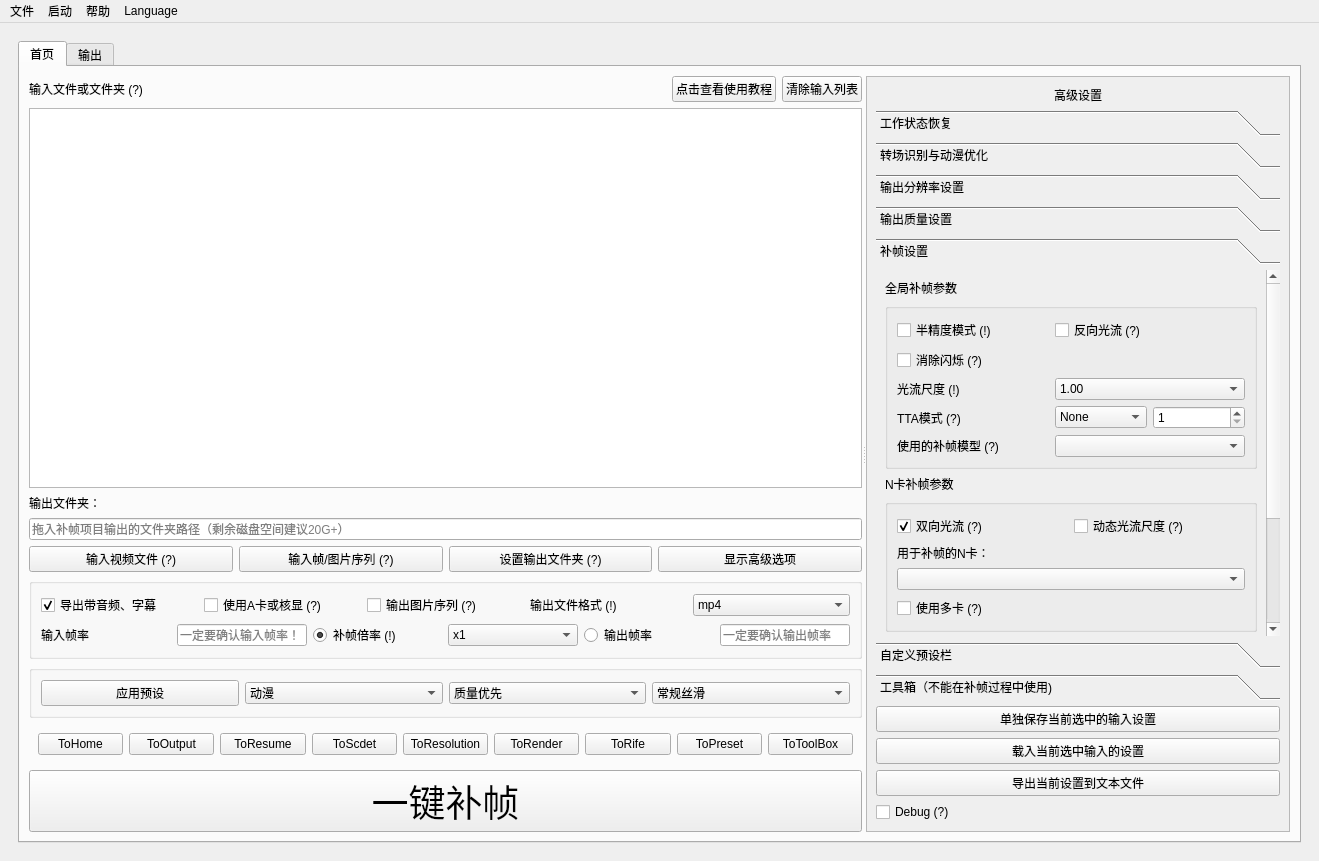
First picture: the form in Utils/SVFI_UI.ui, repository 100wman/RIFE_GUI, before the edit.
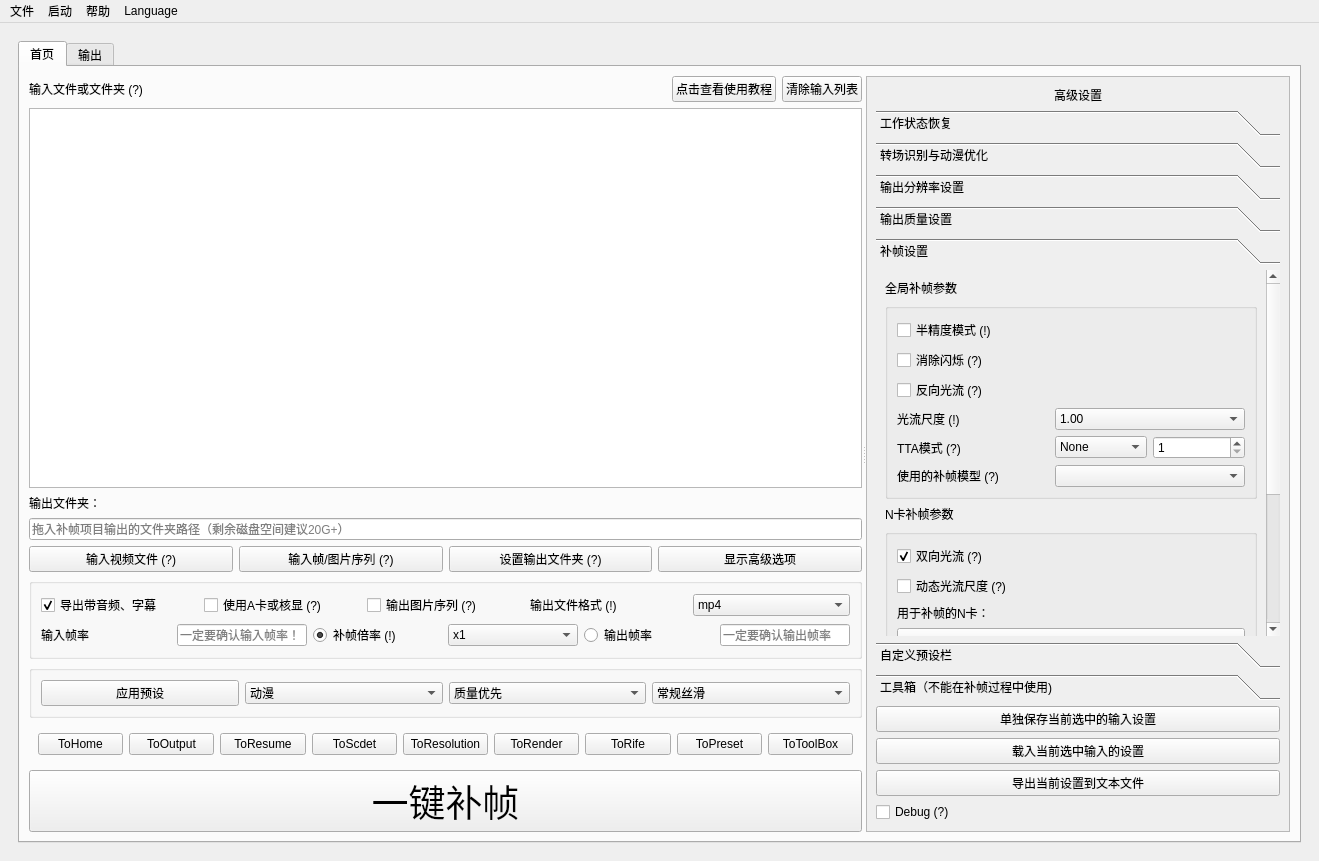
Second picture: the form after the edit. The open tabs and pages were chosen to show the change. Custom widgets are drawn as their Qt base class.

Commit message: Update SVFI 3.6.3     Update Log     - Fix Task List Empty frequently Crash when iniCheck jumps up and down     - Change Task Id after mission is finished     - Add Attempted Auto fix for output extension if Audio Concat Test failed

The edit to the form file:
```diff
--- a/Utils/SVFI_UI.ui
+++ b/Utils/SVFI_UI.ui
@@ -2205,9 +2205,9 @@
                       <property name="geometry">
                        <rect>
                         <x>0</x>
-                        <y>0</y>
+                        <y>-60</y>
                         <width>388</width>
-                        <height>426</height>
+                        <height>470</height>
                        </rect>
                       </property>
                       <attribute name="label">
@@ -2227,37 +2227,7 @@
                           <string/>
                          </property>
                          <layout class="QGridLayout" name="gridLayout_5">
-                          <item row="0" column="1">
-                           <widget class="QCheckBox" name="AutoInterpScaleChecker">
-                            <property name="toolTip">
-                             <string>&lt;html&gt;&lt;head/&gt;&lt;body&gt;&lt;p&gt;&lt;span style=&quot; font-weight:600;&quot;&gt;仅N卡可用&lt;/span&gt;&lt;/p&gt;&lt;p&gt;动态选择光流尺度，用于N卡将有效缓解物体消失问题&lt;/p&gt;&lt;/body&gt;&lt;/html&gt;</string>
-                            </property>
-                            <property name="text">
-                             <string>动态光流尺度 (?)</string>
-                            </property>
-                           </widget>
-                          </item>
-                          <item row="1" column="0">
-                           <widget class="QLabel" name="label_32">
-                            <property name="text">
-                             <string>用于补帧的N卡：</string>
-                            </property>
-                           </widget>
-                          </item>
-                          <item row="0" column="0">
-                           <widget class="QCheckBox" name="ForwardEnsembleChecker">
-                            <property name="toolTip">
-                             <string>&lt;html&gt;&lt;head/&gt;&lt;body&gt;&lt;p&gt;提高光流预测准确性&lt;/p&gt;&lt;p&gt;开启后可有效减轻虚影&lt;/p&gt;&lt;p&gt;速度减慢25%&lt;/p&gt;&lt;p&gt;&lt;span style=&quot; font-weight:600;&quot;&gt;仅N卡可用，2.x模型不推荐开启&lt;/span&gt;&lt;/p&gt;&lt;/body&gt;&lt;/html&gt;</string>
-                            </property>
-                            <property name="text">
-                             <string>双向光流 (?)</string>
-                            </property>
-                            <property name="checked">
-                             <bool>true</bool>
-                            </property>
-                           </widget>
-                          </item>
-                          <item row="3" column="0">
+                          <item row="4" column="0">
                            <widget class="QCheckBox" name="UseMultiCardsChecker">
                             <property name="toolTip">
                              <string>&lt;html&gt;&lt;head/&gt;&lt;body&gt;&lt;p&gt;使用所有能检测到的显卡进行补帧&lt;/p&gt;&lt;p&gt;使用A卡模式（左侧“使用A卡或核显”）将同时调用能识别到的A卡和N卡&lt;/p&gt;&lt;p&gt;不适用A卡模式则只能使用检测到的N卡&lt;/p&gt;&lt;p&gt;速度较单卡慢&lt;/p&gt;&lt;/body&gt;&lt;/html&gt;</string>
@@ -2267,7 +2237,20 @@
                             </property>
                            </widget>
                           </item>
-                          <item row="2" column="0" colspan="2">
+                          <item row="0" column="0">
+                           <widget class="QCheckBox" name="ForwardEnsembleChecker">
+                            <property name="toolTip">
+                             <string>&lt;html&gt;&lt;head/&gt;&lt;body&gt;&lt;p&gt;提高光流预测准确性&lt;/p&gt;&lt;p&gt;开启后可有效减轻虚影&lt;/p&gt;&lt;p&gt;速度减慢25%&lt;/p&gt;&lt;p&gt;&lt;span style=&quot; font-weight:600;&quot;&gt;仅N卡可用，2.x模型不推荐开启&lt;/span&gt;&lt;/p&gt;&lt;/body&gt;&lt;/html&gt;</string>
+                            </property>
+                            <property name="text">
+                             <string>双向光流 (?)</string>
+                            </property>
+                            <property name="checked">
+                             <bool>true</bool>
+                            </property>
+                           </widget>
+                          </item>
+                          <item row="3" column="0" colspan="2">
                            <widget class="MyComboBox" name="DiscreteCardSelector">
                             <property name="sizeAdjustPolicy">
                              <enum>QComboBox::AdjustToContentsOnFirstShow</enum>
@@ -2277,6 +2260,23 @@
                             </property>
                            </widget>
                           </item>
+                          <item row="2" column="0">
+                           <widget class="QLabel" name="label_32">
+                            <property name="text">
+                             <string>用于补帧的N卡：</string>
+                            </property>
+                           </widget>
+                          </item>
+                          <item row="1" column="0">
+                           <widget class="QCheckBox" name="AutoInterpScaleChecker">
+                            <property name="toolTip">
+                             <string>&lt;html&gt;&lt;head/&gt;&lt;body&gt;&lt;p&gt;&lt;span style=&quot; font-weight:600;&quot;&gt;仅N卡可用&lt;/span&gt;&lt;/p&gt;&lt;p&gt;动态选择光流尺度，用于N卡将有效缓解物体消失问题&lt;/p&gt;&lt;/body&gt;&lt;/html&gt;</string>
+                            </property>
+                            <property name="text">
+                             <string>动态光流尺度 (?)</string>
+                            </property>
+                           </widget>
+                          </item>
                          </layout>
                         </widget>
                        </item>
@@ -2381,20 +2381,7 @@
                           <string/>
                          </property>
                          <layout class="QGridLayout" name="gridLayout_40">
-                          <item row="0" column="0">
-                           <widget class="QCheckBox" name="FP16Checker">
-                            <property name="acceptDrops">
-                             <bool>true</bool>
-                            </property>
-                            <property name="toolTip">
-                             <string>&lt;html&gt;&lt;head/&gt;&lt;body&gt;&lt;p&gt;仅对N卡生效，节省显存使用量；&lt;/p&gt;&lt;p&gt;处理高分辨率视频时，&lt;span style=&quot; font-weight:600;&quot;&gt;勾选此项可能会导致画面抖动，将自动启用“消除闪烁选项”以最大限度消除抖动。&lt;/span&gt;&lt;/p&gt;&lt;p&gt;&lt;span style=&quot; font-weight:600;&quot;&gt;此外有可能导致输出花屏，极其不建议开启&lt;/span&gt;&lt;/p&gt;&lt;p&gt;&lt;span style=&quot; font-weight:600;&quot;&gt;PS: 该选项同样适用于RealESR模型（专业版/内测版）&lt;/span&gt;&lt;/p&gt;&lt;/body&gt;&lt;/html&gt;</string>
-                            </property>
-                            <property name="text">
-                             <string>半精度模式 (!)</string>
-                            </property>
-                           </widget>
-                          </item>
-                          <item row="2" column="0">
+                          <item row="4" column="0">
                            <widget class="QLabel" name="InterpScaleReminder">
                             <property name="toolTip">
                              <string>&lt;html&gt;&lt;head/&gt;&lt;body&gt;&lt;p&gt;&lt;span style=&quot; font-weight:600;&quot;&gt;该值不是越大或者越小越好&lt;/span&gt;&lt;/p&gt;&lt;p&gt;1080P动漫推荐&lt;span style=&quot; font-weight:600;&quot;&gt;0.5&lt;/span&gt;，实拍推荐&lt;span style=&quot; font-weight:600;&quot;&gt;1.0&lt;/span&gt;&lt;/p&gt;&lt;p&gt;分辨率4K及以上的视频推荐&lt;span style=&quot; font-weight:600;&quot;&gt;0.25~0.5&lt;/span&gt;&lt;/p&gt;&lt;p&gt;&lt;span style=&quot; font-weight:600;&quot;&gt;其余推荐1.0&lt;/span&gt;&lt;/p&gt;&lt;/body&gt;&lt;/html&gt;</string>
@@ -2407,20 +2394,48 @@
                             </property>
                            </widget>
                           </item>
-                          <item row="8" column="0">
-                           <widget class="QLabel" name="label_31">
-                            <property name="toolTip">
-                             <string>&lt;html&gt;&lt;head/&gt;&lt;body&gt;&lt;p&gt;可以在软件根目录的train_log文件夹自行修改模型的名字&lt;/p&gt;&lt;p&gt;一般来说，版本号越高代表模型越新&lt;/p&gt;&lt;p&gt;offical：&lt;span style=&quot; font-weight:600;&quot;&gt;官方&lt;/span&gt;发布模型&lt;/p&gt;&lt;p&gt;anime smooth：&lt;span style=&quot; font-weight:600;&quot;&gt;动漫模型&lt;/span&gt;，模糊但动作连贯&lt;/p&gt;&lt;p&gt;anime sharp：更清晰&lt;/p&gt;&lt;p&gt;anime experiment：速度更快，效果更清晰，较不丝滑，属于&lt;span style=&quot; font-weight:600;&quot;&gt;实验&lt;/span&gt;模型&lt;/p&gt;&lt;p&gt;2.x较慢，3.6较快&lt;/p&gt;&lt;p&gt;所有模型（如anime）的获取需要内测资格或者加入订阅。默认完整包仅包括官方模型，请自行下载前往群文件下载模型包&lt;/p&gt;&lt;/body&gt;&lt;/html&gt;</string>
-                            </property>
-                            <property name="text">
-                             <string>使用的补帧模型 (?)</string>
-                            </property>
-                            <property name="alignment">
-                             <set>Qt::AlignLeading|Qt::AlignLeft|Qt::AlignVCenter</set>
-                            </property>
-                           </widget>
+                          <item row="9" column="1">
+                           <layout class="QHBoxLayout" name="horizontalLayout_18">
+                            <item>
+                             <widget class="MyComboBox" name="TtaModeSelector">
+                              <property name="currentText">
+                               <string>None</string>
+                              </property>
+                              <item>
+                               <property name="text">
+                                <string>None</string>
+                               </property>
+                              </item>
+                              <item>
+                               <property name="text">
+                                <string>侧向TTA</string>
+                               </property>
+                              </item>
+                              <item>
+                               <property name="text">
+                                <string>中向TTA</string>
+                               </property>
+                              </item>
+                              <item>
+                               <property name="text">
+                                <string>综合TTA</string>
+                               </property>
+                              </item>
+                             </widget>
+                            </item>
+                            <item>
+                             <widget class="MySpinBox" name="TtaIterTimesSelector">
+                              <property name="minimum">
+                               <number>1</number>
+                              </property>
+                              <property name="value">
+                               <number>1</number>
+                              </property>
+                             </widget>
+                            </item>
+                           </layout>
                           </item>
-                          <item row="8" column="1">
+                          <item row="10" column="1">
                            <widget class="MyComboBox" name="ModuleSelector">
                             <property name="toolTip">
                              <string/>
@@ -2433,7 +2448,7 @@
                             </property>
                            </widget>
                           </item>
-                          <item row="7" column="0">
+                          <item row="9" column="0">
                            <widget class="QLabel" name="TtaModeLabel">
                             <property name="toolTip">
                              <string>&lt;html&gt;&lt;head/&gt;&lt;body&gt;&lt;p&gt;&lt;span style=&quot; font-family:'-apple-system','BlinkMacSystemFont','Helvetica Neue','PingFang SC','Microsoft YaHei','Source Han Sans SC','Noto Sans CJK SC','WenQuanYi Micro Hei','sans-serif'; font-size:15px; font-weight:600; color:#121212; background-color:#ffffff;&quot;&gt;TTA：Train Time Augmentation，训练数据增强&lt;/span&gt;&lt;/p&gt;&lt;p&gt;&lt;span style=&quot; font-family:'-apple-system','BlinkMacSystemFont','Helvetica Neue','PingFang SC','Microsoft YaHei','Source Han Sans SC','Noto Sans CJK SC','WenQuanYi Micro Hei','sans-serif'; font-size:15px; font-weight:600; color:#121212; background-color:#ffffff;&quot;&gt;会增加补帧时间以换取更好的补帧效果：如减弱果冻、消失问题&lt;/span&gt;&lt;/p&gt;&lt;p&gt;&lt;span style=&quot; font-family:'-apple-system','BlinkMacSystemFont','Helvetica Neue','PingFang SC','Microsoft YaHei','Source Han Sans SC','Noto Sans CJK SC','WenQuanYi Micro Hei','sans-serif'; font-size:15px; color:#121212; background-color:#ffffff;&quot;&gt;设不开启TTA所需计算量为1，旁边的&lt;/span&gt;&lt;span style=&quot; font-family:'-apple-system','BlinkMacSystemFont','Helvetica Neue','PingFang SC','Microsoft YaHei','Source Han Sans SC','Noto Sans CJK SC','WenQuanYi Micro Hei','sans-serif'; font-size:15px; font-weight:600; color:#121212; background-color:#ffffff;&quot;&gt;数值输入框&lt;/span&gt;&lt;span style=&quot; font-family:'-apple-system','BlinkMacSystemFont','Helvetica Neue','PingFang SC','Microsoft YaHei','Source Han Sans SC','Noto Sans CJK SC','WenQuanYi Micro Hei','sans-serif'; font-size:15px; color:#121212; background-color:#ffffff;&quot;&gt;的值为t：&lt;/span&gt;&lt;/p&gt;&lt;p&gt;&lt;span style=&quot; font-family:'-apple-system','BlinkMacSystemFont','Helvetica Neue','PingFang SC','Microsoft YaHei','Source Han Sans SC','Noto Sans CJK SC','WenQuanYi Micro Hei','sans-serif'; font-size:15px; color:#121212; background-color:#ffffff;&quot;&gt;三种模式：&lt;/span&gt;&lt;/p&gt;&lt;p&gt;&lt;span style=&quot; font-family:'-apple-system','BlinkMacSystemFont','Helvetica Neue','PingFang SC','Microsoft YaHei','Source Han Sans SC','Noto Sans CJK SC','WenQuanYi Micro Hei','sans-serif'; font-size:15px; color:#121212; background-color:#ffffff;&quot;&gt;1. 侧向TTA，计算量为2t + 1；&lt;/span&gt;&lt;/p&gt;&lt;p&gt;&lt;span style=&quot; font-family:'-apple-system','BlinkMacSystemFont','Helvetica Neue','PingFang SC','Microsoft YaHei','Source Han Sans SC','Noto Sans CJK SC','WenQuanYi Micro Hei','sans-serif'; font-size:15px; color:#121212; background-color:#ffffff;&quot;&gt;2. 中向TTA，计算量为2t + 2；&lt;/span&gt;&lt;/p&gt;&lt;p&gt;&lt;span style=&quot; font-family:'-apple-system','BlinkMacSystemFont','Helvetica Neue','PingFang SC','Microsoft YaHei','Source Han Sans SC','Noto Sans CJK SC','WenQuanYi Micro Hei','sans-serif'; font-size:15px; color:#121212; background-color:#ffffff;&quot;&gt;3. 综合TTA = 侧向TTA + 中向TTA，计算量为4t + 3&lt;/span&gt;&lt;/p&gt;&lt;p&gt;&lt;span style=&quot; font-family:'-apple-system','BlinkMacSystemFont','Helvetica Neue','PingFang SC','Microsoft YaHei','Source Han Sans SC','Noto Sans CJK SC','WenQuanYi Micro Hei','sans-serif'; font-size:15px; font-weight:600; color:#121212; background-color:#ffffff;&quot;&gt;注意：&lt;/span&gt;&lt;/p&gt;&lt;p&gt;&lt;span style=&quot; font-family:'-apple-system','BlinkMacSystemFont','Helvetica Neue','PingFang SC','Microsoft YaHei','Source Han Sans SC','Noto Sans CJK SC','WenQuanYi Micro Hei','sans-serif'; font-size:15px; color:#121212; background-color:#ffffff;&quot;&gt;开启TTA会降低画面锐度，推荐用于2D动画补帧&lt;/span&gt;&lt;/p&gt;&lt;p&gt;&lt;span style=&quot; font-family:'-apple-system','BlinkMacSystemFont','Helvetica Neue','PingFang SC','Microsoft YaHei','Source Han Sans SC','Noto Sans CJK SC','WenQuanYi Micro Hei','sans-serif'; font-size:15px; font-weight:600; color:#121212; background-color:#ffffff;&quot;&gt;TTA极其耗时，请谨慎使用&lt;/span&gt;&lt;/p&gt;&lt;/body&gt;&lt;/html&gt;</string>
@@ -2443,17 +2458,7 @@
                             </property>
                            </widget>
                           </item>
-                          <item row="0" column="1">
-                           <widget class="QCheckBox" name="ReverseChecker">
-                            <property name="toolTip">
-                             <string>&lt;html&gt;&lt;head/&gt;&lt;body&gt;&lt;p&gt;将前一张图片作为补帧的参考，即，&lt;span style=&quot; font-weight:600;&quot;&gt;从后向前补&lt;/span&gt;。&lt;/p&gt;&lt;p&gt;可能会比正向光流更流畅，但会严重影响3D动画补帧的高速运动的画面质量&lt;/p&gt;&lt;/body&gt;&lt;/html&gt;</string>
-                            </property>
-                            <property name="text">
-                             <string>反向光流 (?)</string>
-                            </property>
-                           </widget>
-                          </item>
-                          <item row="2" column="1">
+                          <item row="4" column="1">
                            <widget class="MyComboBox" name="InterpScaleSelector">
                             <property name="currentText">
                              <string>1.00</string>
@@ -2490,48 +2495,7 @@
                             </item>
                            </widget>
                           </item>
-                          <item row="7" column="1">
-                           <layout class="QHBoxLayout" name="horizontalLayout_18">
-                            <item>
-                             <widget class="MyComboBox" name="TtaModeSelector">
-                              <property name="currentText">
-                               <string>None</string>
-                              </property>
-                              <item>
-                               <property name="text">
-                                <string>None</string>
-                               </property>
-                              </item>
-                              <item>
-                               <property name="text">
-                                <string>侧向TTA</string>
-                               </property>
-                              </item>
-                              <item>
-                               <property name="text">
-                                <string>中向TTA</string>
-                               </property>
-                              </item>
-                              <item>
-                               <property name="text">
-                                <string>综合TTA</string>
-                               </property>
-                              </item>
-                             </widget>
-                            </item>
-                            <item>
-                             <widget class="MySpinBox" name="TtaIterTimesSelector">
-                              <property name="minimum">
-                               <number>1</number>
-                              </property>
-                              <property name="value">
-                               <number>1</number>
-                              </property>
-                             </widget>
-                            </item>
-                           </layout>
-                          </item>
-                          <item row="1" column="0">
+                          <item row="2" column="0">
                            <widget class="QCheckBox" name="EvictFlickerChecker">
                             <property name="acceptDrops">
                              <bool>true</bool>
@@ -2544,6 +2508,42 @@
                             </property>
                            </widget>
                           </item>
+                          <item row="10" column="0">
+                           <widget class="QLabel" name="label_31">
+                            <property name="toolTip">
+                             <string>&lt;html&gt;&lt;head/&gt;&lt;body&gt;&lt;p&gt;可以在软件根目录的train_log文件夹自行修改模型的名字&lt;/p&gt;&lt;p&gt;一般来说，版本号越高代表模型越新&lt;/p&gt;&lt;p&gt;offical：&lt;span style=&quot; font-weight:600;&quot;&gt;官方&lt;/span&gt;发布模型&lt;/p&gt;&lt;p&gt;anime smooth：&lt;span style=&quot; font-weight:600;&quot;&gt;动漫模型&lt;/span&gt;，模糊但动作连贯&lt;/p&gt;&lt;p&gt;anime sharp：更清晰&lt;/p&gt;&lt;p&gt;anime experiment：速度更快，效果更清晰，较不丝滑，属于&lt;span style=&quot; font-weight:600;&quot;&gt;实验&lt;/span&gt;模型&lt;/p&gt;&lt;p&gt;2.x较慢，3.6较快&lt;/p&gt;&lt;p&gt;所有模型（如anime）的获取需要内测资格或者加入订阅。默认完整包仅包括官方模型，请自行下载前往群文件下载模型包&lt;/p&gt;&lt;/body&gt;&lt;/html&gt;</string>
+                            </property>
+                            <property name="text">
+                             <string>使用的补帧模型 (?)</string>
+                            </property>
+                            <property name="alignment">
+                             <set>Qt::AlignLeading|Qt::AlignLeft|Qt::AlignVCenter</set>
+                            </property>
+                           </widget>
+                          </item>
+                          <item row="0" column="0">
+                           <widget class="QCheckBox" name="FP16Checker">
+                            <property name="acceptDrops">
+                             <bool>true</bool>
+                            </property>
+                            <property name="toolTip">
+                             <string>&lt;html&gt;&lt;head/&gt;&lt;body&gt;&lt;p&gt;仅对N卡生效，节省显存使用量；&lt;/p&gt;&lt;p&gt;处理高分辨率视频时，&lt;span style=&quot; font-weight:600;&quot;&gt;勾选此项可能会导致画面抖动，将自动启用“消除闪烁选项”以最大限度消除抖动。&lt;/span&gt;&lt;/p&gt;&lt;p&gt;&lt;span style=&quot; font-weight:600;&quot;&gt;此外有可能导致输出花屏，极其不建议开启&lt;/span&gt;&lt;/p&gt;&lt;p&gt;&lt;span style=&quot; font-weight:600;&quot;&gt;PS: 该选项同样适用于RealESR模型（专业版/内测版）&lt;/span&gt;&lt;/p&gt;&lt;/body&gt;&lt;/html&gt;</string>
+                            </property>
+                            <property name="text">
+                             <string>半精度模式 (!)</string>
+                            </property>
+                           </widget>
+                          </item>
+                          <item row="3" column="0">
+                           <widget class="QCheckBox" name="ReverseChecker">
+                            <property name="toolTip">
+                             <string>&lt;html&gt;&lt;head/&gt;&lt;body&gt;&lt;p&gt;将前一张图片作为补帧的参考，即，&lt;span style=&quot; font-weight:600;&quot;&gt;从后向前补&lt;/span&gt;。&lt;/p&gt;&lt;p&gt;可能会比正向光流更流畅，但会严重影响3D动画补帧的高速运动的画面质量&lt;/p&gt;&lt;/body&gt;&lt;/html&gt;</string>
+                            </property>
+                            <property name="text">
+                             <string>反向光流 (?)</string>
+                            </property>
+                           </widget>
+                          </item>
                          </layout>
                         </widget>
                        </item>
```
Left out of the diff: 222 changed lines with no effect on the pictures. The commit also changes 9 other files.
